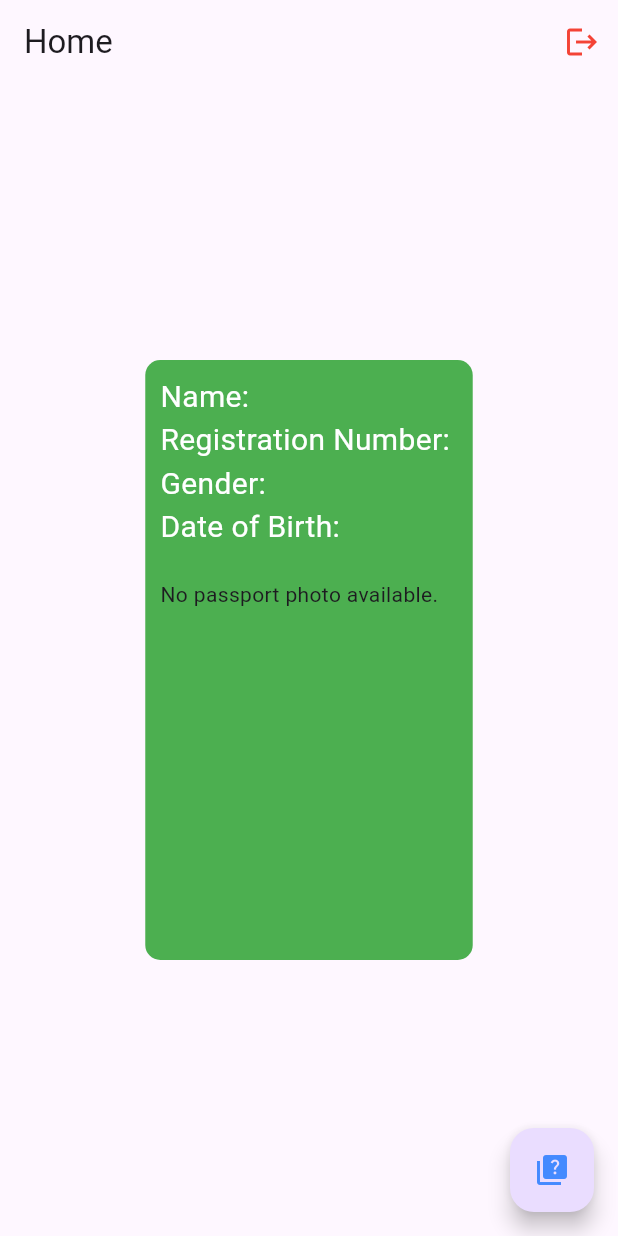
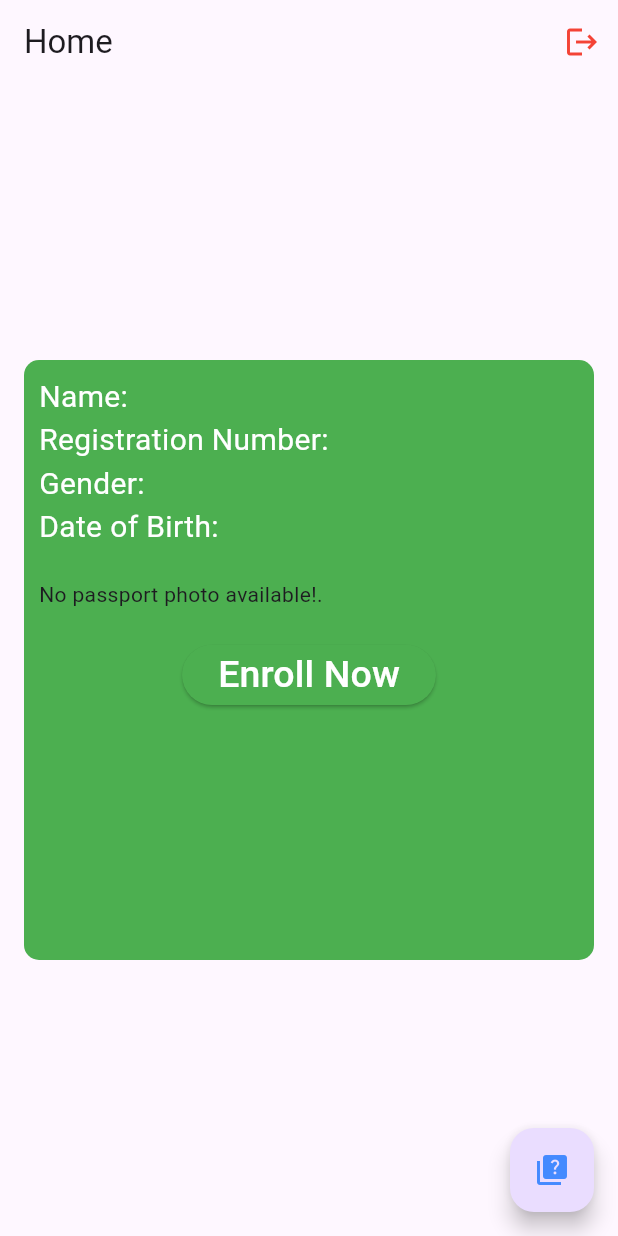
Before and after one commit to Ashymz/register-auth, a Flutter app: the HomePage screen opened directly, on a phone screen of 412 x 824 dp. Run offline on Flutter 3.47's test engine with Material 3 defaults, Android fonts, the phone set to English and light mode, and no system bars; our stand-ins replace image_picker, local_auth, shared_preferences; accounts and stored records are empty.

Commit message:
rolled out new feature for enrollment

```diff
--- a/lib/home.dart
+++ b/lib/home.dart
@@ -2,6 +2,7 @@
 import 'dart:io';
 import 'package:flutter/material.dart';
 import 'package:register/auth/register.dart';
+import 'package:register/course_registration.dart';
 import 'package:register/quiz.dart';
 import 'package:shared_preferences/shared_preferences.dart';
 
@@ -90,10 +91,29 @@ class _HomePageState extends State<HomePage> {
                         style: TextStyle(color: Colors.white, fontSize: 20)),
                     SizedBox(height: 20),
                     _passportPhoto == null
-                      ? Text('No passport photo available.')
+                        ? Text('No passport photo available!.')
                         : Image.file(_passportPhoto!, height: 200),
-                ],
+                    SizedBox(height: 20),
+                    Center(
+                      child: ElevatedButton(
+                        style: ButtonStyle(
+                          backgroundColor:
+                              MaterialStateProperty.all<Color>(Colors.green),
                         ),
+                        onPressed: () {
+                          Navigator.push(
+                            context,
+                            MaterialPageRoute(
+                                builder: (context) => EnrollmentPage()),
+                          );
+                        },
+                        child: Text(
+                          'Enroll Now',
+                          style: TextStyle(fontSize: 25, color: Colors.white),
+                        ),
+                      ),
+                    ),
+                  ]),
             ),
           ),
         ),
```
Lines whose indentation alone changed are shown as unchanged.
